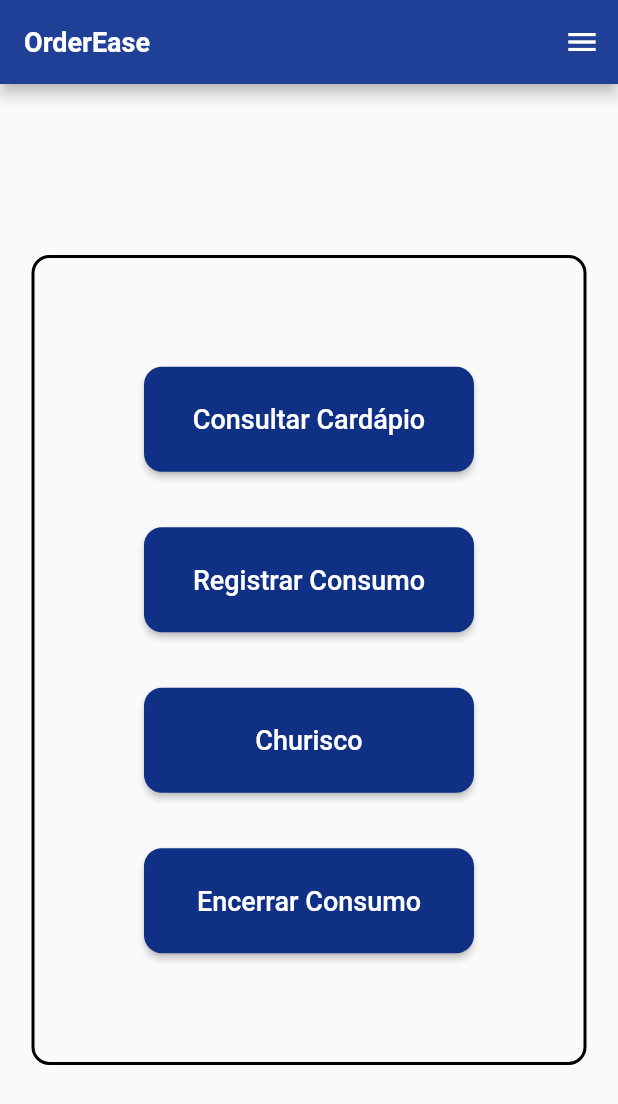
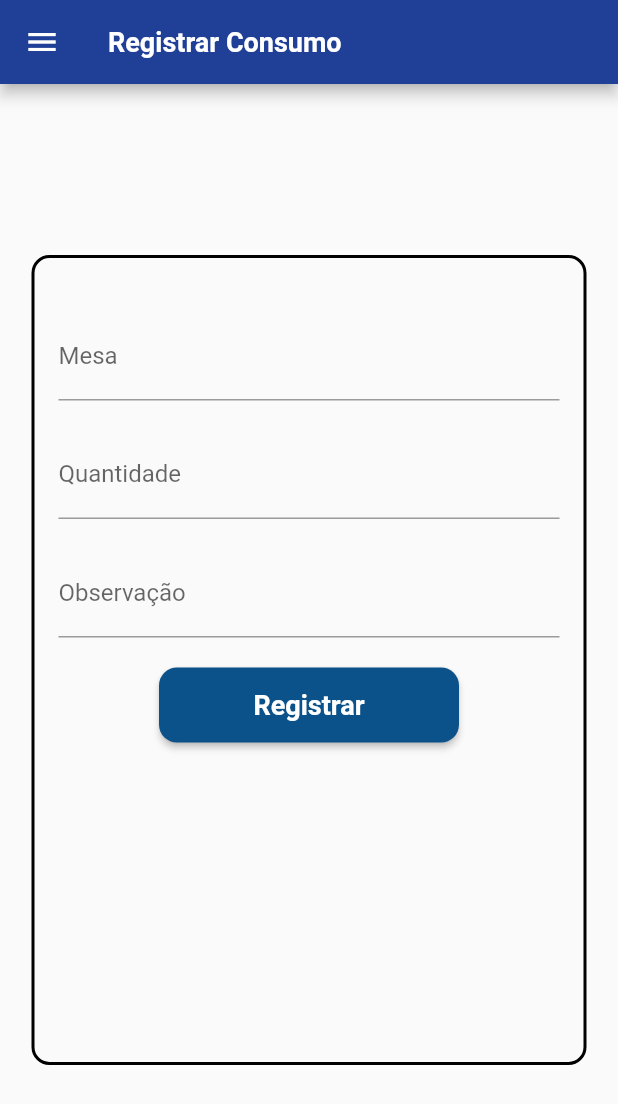
Before and after one commit to Blackburn060/OrderEase_Mobile, a Flutter app: the SelecaoEscolhas screen opened by its route, after a tap on "Registrar Consumo", on a phone screen of 412 x 824 dp. Shown: the top 1104 px of the screen. Run offline on Flutter 3.47's test engine with Material 2 defaults, Android fonts, the phone set to English and light mode, and no system bars; our stand-ins replace firebase_auth, firebase_core; accounts and stored records are empty.

Commit message:
Implementacao da tela registro de pedidos

```diff
--- a/orderease/lib/RegistroPedidos.dart
+++ b/orderease/lib/RegistroPedidos.dart
@@ -1,54 +1,75 @@
 import 'package:flutter/material.dart';
 import 'menulateral.dart';
 
-import 'package:flutter/material.dart';
-
-class RegistrarPedidosPage extends StatelessWidget {
-  const RegistrarPedidosPage({Key? key}) : super(key: key);
+class RegistroPedidos extends StatelessWidget {
+  const RegistroPedidos({Key? key}) : super(key: key);
 
   @override
   Widget build(BuildContext context) {
     return Scaffold(
       appBar: AppBar(
-        title: Text('Registrar Consumo'),
+        backgroundColor: const Color(0xff203F97),
+        title: const Text(
+          'Registrar Consumo',
+          style: TextStyle(
+            color: Color.fromARGB(255, 255, 255, 255),
+            fontSize: 18,
+            fontWeight: FontWeight.bold,
           ),
-      drawer: // Seu menu lateral aqui,
+        ),
+      ),
+      drawer: const MenuLateral(),
       body: Center(
         child: Container(
-          width: 300, // Defina o tamanho desejado para o quadrado
+          width: 370,
+          height: 540,
           decoration: BoxDecoration(
-            border: Border.all(color: Colors.black), // Bordas pretas
-            borderRadius: BorderRadius.circular(10), // Borda arredondada
+            color: Colors.transparent,
+            borderRadius: BorderRadius.circular(12),
+            border: Border.all(
+              color: Colors.black,
+              width: 2.0,
             ),
-
+          ),
+          child: Padding(
+            padding: const EdgeInsets.all(16.0),
             child: Column(
-            children: [
-              Text('Mesa'), // Nome "Mesa"
-              TextField(
-                decoration: InputDecoration(hintText: 'Número da Mesa'),
+              children: <Widget>[
+                const SizedBox(height: 20),
+                TextFormField(
+                  decoration: const InputDecoration(labelText: 'Mesa'),
                 ),
-              Text('Quantidade'), // Nome "Quantidade"
-              TextField(
-                decoration: InputDecoration(hintText: 'Quantidade'),
+                const SizedBox(height: 20),
+                TextFormField(
+                  decoration: const InputDecoration(labelText: 'Quantidade'),
                 ),
-              Text('Observação'), // Nome "Observação"
-              TextField(
-                decoration: InputDecoration(hintText: 'Observação'),
+                const SizedBox(height: 20),
+                TextFormField(
+                  decoration: const InputDecoration(labelText: 'Observação'),
                 ),
+                const SizedBox(height: 20),
                 ElevatedButton(
                   onPressed: () {
-                  // Ação ao clicar no botão azul
+                    // Ação para o botão azul
                   },
                   style: ElevatedButton.styleFrom(
-                  primary: Colors.blue, // Cor de fundo azul
-                  onPrimary: Colors.white, // Texto em branco
+                    backgroundColor: const Color(0xff0B518A),
                     shape: RoundedRectangleBorder(
-                    borderRadius: BorderRadius.circular(10), // Borda arredondada
+                      borderRadius: BorderRadius.circular(12),
+                    ),
+                    minimumSize: const Size(200, 50),
+                  ),
+                  child: const Text(
+                    'Registrar',
+                    style: TextStyle(
+                      color: Colors.white,
+                      fontSize: 18,
+                      fontWeight: FontWeight.bold,
                     ),
                   ),
-                child: Text('Registrar', style: TextStyle(color: Colors.white)),
                 ),
               ],
+            ),
           ),
         ),
       ),
--- a/orderease/lib/SelecaoEscolhas.dart
+++ b/orderease/lib/SelecaoEscolhas.dart
@@ -20,8 +20,8 @@ class SelecaoEscolhas extends StatelessWidget {
           ),
         ),
       ),
-      endDrawer:
-          const MenuLateral(), // Use endDrawer to display the menu on the left
+      endDrawer: const MenuLateral(),
+           // Use endDrawer to display the menu on the left
       body: Center(
         child: Container(
           width: 370,
@@ -48,12 +48,12 @@ class SelecaoEscolhas extends StatelessWidget {
               CustomLargeButton(
                 text: 'Registrar Consumo',
                 onPressed: () {
-                  // Ação para "Registrar Consumo"
+                  Navigator.pushNamed(context, '/RegistroPedidos');
                 },
               ),
               const SizedBox(height: 37),
               CustomLargeButton(
-                text: 'Churisco',
+                text: 'Pedidos',
                 onPressed: () {
                   // Ação para "Pedidos"
                 },
--- a/orderease/lib/main.dart
+++ b/orderease/lib/main.dart
@@ -5,7 +5,7 @@ import 'SelecaoEscolhas.dart';
 import 'Telainicial.dart';
 import 'LoginPage.dart';
 import 'firebase_options.dart';
-
+import 'RegistroPedidos.dart';
 /* import 'firebase_options.dart'; */
 
 void main() async {
@@ -28,6 +28,8 @@ class MyApp extends StatelessWidget {
         '/SelecaoEscolhas': (context) => const SelecaoEscolhas(),
         '/TelaInicial': (context) => const TelaInicial(),
         '/MenuLateral': (context) => const SelecaoEscolhas(),
+        '/RegistroPedidos': (context) => const RegistroPedidos(),
+
       },
     );
   }
```
Lines whose indentation alone changed are shown as unchanged.
